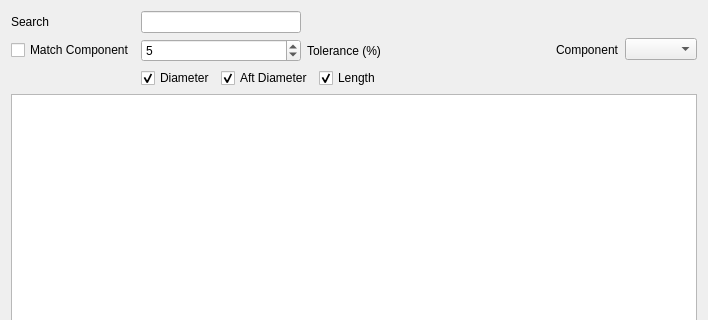
This is Ui/DialogLookup.ui in davesrocketshop/Rocket as Qt 5 draws it before an edit; both pictures show x 0 to 708 and y 0 to 320 of the 708 by 579 pixel window. The edited form follows.
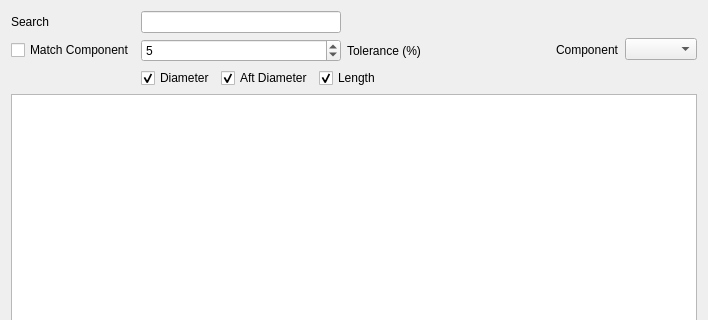
This is the edited form. Custom widgets are drawn as their Qt base class.

Commit message: Change dialog to support QT5

Diff of the .ui file:
```diff
--- a/Ui/DialogLookup.ui
+++ b/Ui/DialogLookup.ui
@@ -115,13 +115,13 @@
           </widget>
          </item>
          <item>
-          <spacer name="horizontalSpacer_2">
+          <spacer name="horizontalSpacer">
            <property name="orientation">
             <enum>Qt::Orientation::Horizontal</enum>
            </property>
            <property name="sizeHint" stdset="0">
             <size>
-             <width>0</width>
+             <width>40</width>
              <height>20</height>
             </size>
            </property>
@@ -132,13 +132,13 @@
       </layout>
      </item>
      <item>
-      <spacer name="horizontalSpacer">
+      <spacer name="horizontalSpacer_2">
        <property name="orientation">
         <enum>Qt::Orientation::Horizontal</enum>
        </property>
        <property name="sizeHint" stdset="0">
         <size>
-         <width>0</width>
+         <width>40</width>
          <height>20</height>
         </size>
        </property>
```
Left out of the diff: 10 changed lines with no effect on the pictures.
